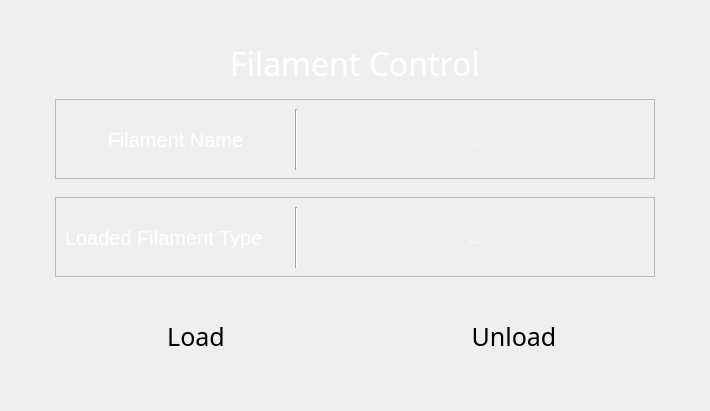
Above: BlocksScreen/lib/ui/filamentStackedWidget.ui from BlocksTechnology/BlocksScreen before the change. Below: the same form after it.
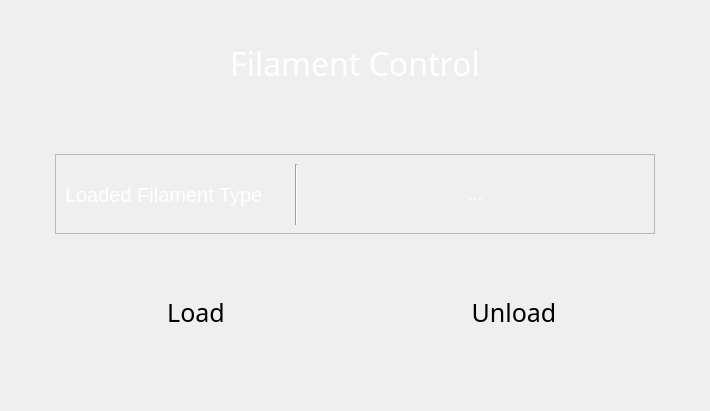
That is the form after the change. Custom widgets are drawn as their Qt base class.

Commit message: Rev: removed filament name space

The edit to the form file:
```diff
--- a/BlocksScreen/lib/ui/filamentStackedWidget.ui
+++ b/BlocksScreen/lib/ui/filamentStackedWidget.ui
@@ -137,125 +137,6 @@
      <layout class="QVBoxLayout" name="verticalLayout_4" stretch="0">
       <item>
        <layout class="QVBoxLayout" name="verticalLayout_3">
-        <item alignment="Qt::AlignHCenter">
-         <widget class="BlocksCustomFrame" name="frame_8">
-          <property name="sizePolicy">
-           <sizepolicy hsizetype="Expanding" vsizetype="Expanding">
-            <horstretch>0</horstretch>
-            <verstretch>0</verstretch>
-           </sizepolicy>
-          </property>
-          <property name="minimumSize">
-           <size>
-            <width>600</width>
-            <height>80</height>
-           </size>
-          </property>
-          <property name="maximumSize">
-           <size>
-            <width>600</width>
-            <height>80</height>
-           </size>
-          </property>
-          <property name="frameShape">
-           <enum>QFrame::StyledPanel</enum>
-          </property>
-          <property name="frameShadow">
-           <enum>QFrame::Raised</enum>
-          </property>
-          <widget class="QLabel" name="filament_page_info_content_6">
-           <property name="geometry">
-            <rect>
-             <x>20</x>
-             <y>20</y>
-             <width>201</width>
-             <height>41</height>
-            </rect>
-           </property>
-           <property name="minimumSize">
-            <size>
-             <width>0</width>
-             <height>0</height>
-            </size>
-           </property>
-           <property name="maximumSize">
-            <size>
-             <width>280</width>
-             <height>60</height>
-            </size>
-           </property>
-           <property name="font">
-            <font>
-             <pointsize>15</pointsize>
-            </font>
-           </property>
-           <property name="styleSheet">
-            <string notr="true">background: transparent; color:white ;</string>
-           </property>
-           <property name="text">
-            <string>Filament Name</string>
-           </property>
-           <property name="alignment">
-            <set>Qt::AlignCenter</set>
-           </property>
-           <property name="textInteractionFlags">
-            <set>Qt::NoTextInteraction</set>
-           </property>
-          </widget>
-          <widget class="QLabel" name="label">
-           <property name="geometry">
-            <rect>
-             <x>260</x>
-             <y>10</y>
-             <width>321</width>
-             <height>60</height>
-            </rect>
-           </property>
-           <property name="minimumSize">
-            <size>
-             <width>0</width>
-             <height>60</height>
-            </size>
-           </property>
-           <property name="maximumSize">
-            <size>
-             <width>16777215</width>
-             <height>60</height>
-            </size>
-           </property>
-           <property name="font">
-            <font>
-             <pointsize>13</pointsize>
-            </font>
-           </property>
-           <property name="styleSheet">
-            <string notr="true">color:white</string>
-           </property>
-           <property name="text">
-            <string>...</string>
-           </property>
-           <property name="alignment">
-            <set>Qt::AlignCenter</set>
-           </property>
-          </widget>
-          <widget class="Line" name="line">
-           <property name="geometry">
-            <rect>
-             <x>240</x>
-             <y>10</y>
-             <width>3</width>
-             <height>61</height>
-            </rect>
-           </property>
-           <property name="styleSheet">
-            <string notr="true">color:white</string>
-           </property>
-           <property name="orientation">
-            <enum>Qt::Vertical</enum>
-           </property>
-          </widget>
-         </widget>
-        </item>
         <item>
          <spacer name="verticalSpacer_3">
           <property name="orientation">
```
The commit also changes 1 other file.
